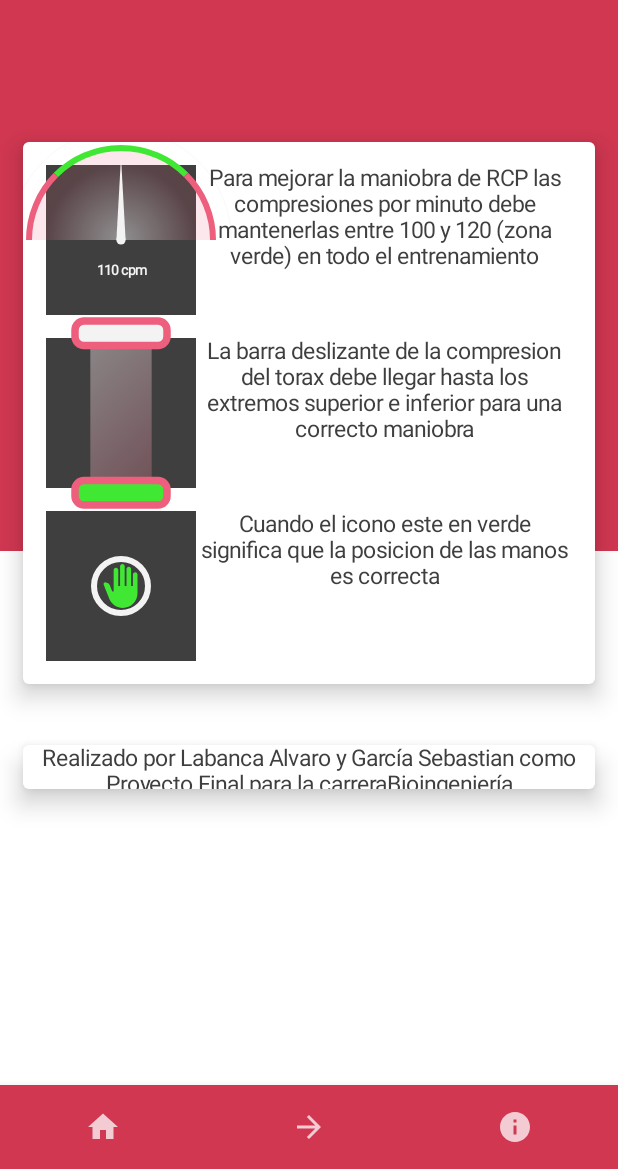
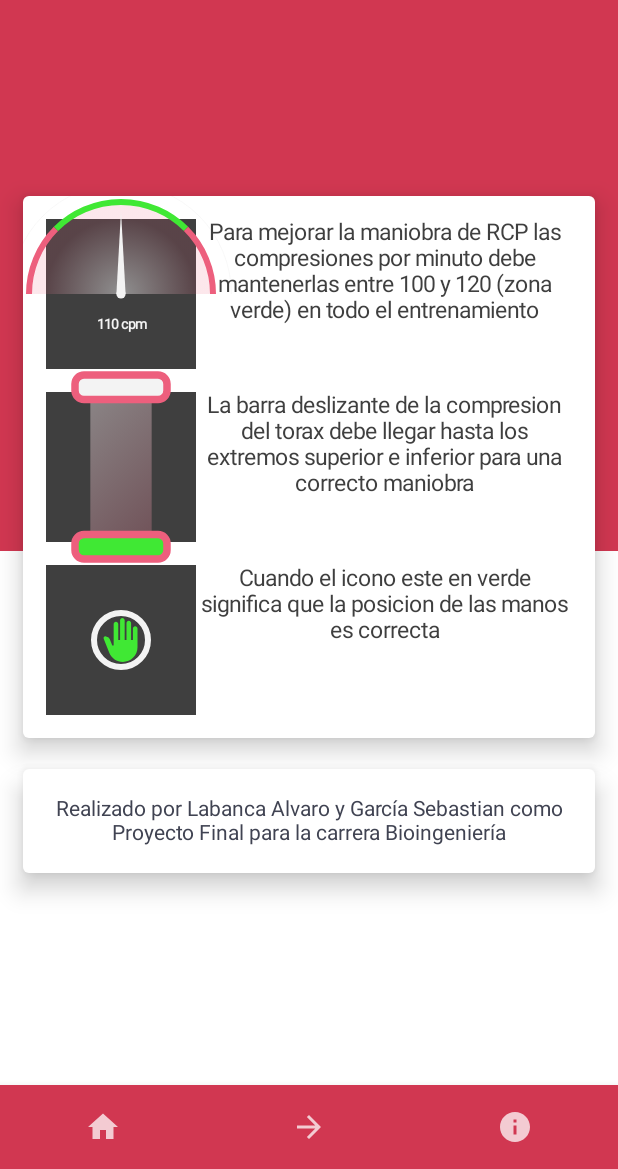
Before and after one commit to kaponero/MyApplication2, an Android app built with Jetpack Compose: the composable About shown on its own in the app's theme, on a phone screen of 412 x 824 dp, the part 67-1236 px from its top. Run offline under Robolectric (Android 15) with nearby library versions, the phone set to English and light mode, and no system bars; our stand-ins replace Dagger/Hilt's generated code.

Commit message:
acerca de

```diff
--- a/app/src/main/java/com/example/myapplication/presentation/About.kt
+++ b/app/src/main/java/com/example/myapplication/presentation/About.kt
@@ -73,7 +73,7 @@ fun About(navController: NavController,
     Column(
         modifier = Modifier
             .fillMaxWidth()
-            .fillMaxHeight(0.8f),
+            .fillMaxHeight(0.9f),
         horizontalAlignment = Alignment.CenterHorizontally,
         verticalArrangement = Arrangement.Center
     ) {
@@ -162,28 +162,31 @@ fun About(navController: NavController,
                 }
             }
         }
-        Spacer(modifier = Modifier.height(10.dp))
         Card(
             modifier = Modifier
                 .fillMaxWidth()
-                .height(60.dp)
-                .padding(15.dp),
+                .height(80.dp)
+                .padding(15.dp,5.dp),
             elevation = 10.dp,
             ) {
-                Column(modifier = Modifier
-                    .fillMaxSize()) {
+                Column(
+                    modifier = Modifier
+                        .fillMaxSize(),
+                    verticalArrangement = Arrangement.Center
+                ) {
                     Text(
                         text = "Realizado por Labanca Alvaro y García Sebastian como Proyecto Final para la carrera"+
-                        "Bioingeniería",
+                        " Bioingeniería",
                         textAlign = TextAlign.Center,
-                        color = gray,
-                        fontSize = 15.sp
+                        color = blueGray,
+                        fontSize = 14.sp
                     )
+
                 }
+            }
         }
+
     }
-
-}
     /*
     //MainScreen(navController,onBluetoothStateChanged)
 
--- a/app/src/main/java/com/example/myapplication/presentation/Navigation.kt
+++ b/app/src/main/java/com/example/myapplication/presentation/Navigation.kt
@@ -46,6 +46,6 @@ sealed class Screen(
     ){
     object StartScreen:Screen("start_screen","Inicio", Icons.Filled.Home)
     object FrequencyScreen:Screen("freq_screen","Entrenar",Icons.Filled.ArrowForward)//temp_humid_screen
-    object About:Screen("about_screen","Hacerca de", Icons.Filled.Info)
+    object About:Screen("about_screen","Acerca de", Icons.Filled.Info)
     object SplashScreen:Screen("splash_screen","splash",Icons.Filled.Build)
 }
```
